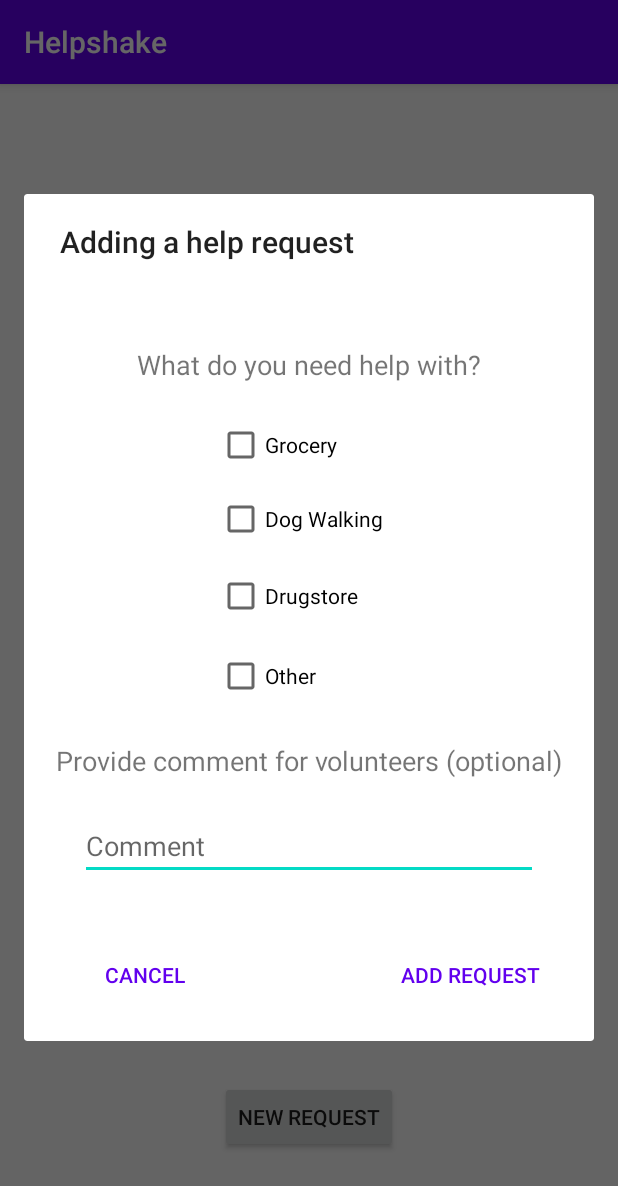
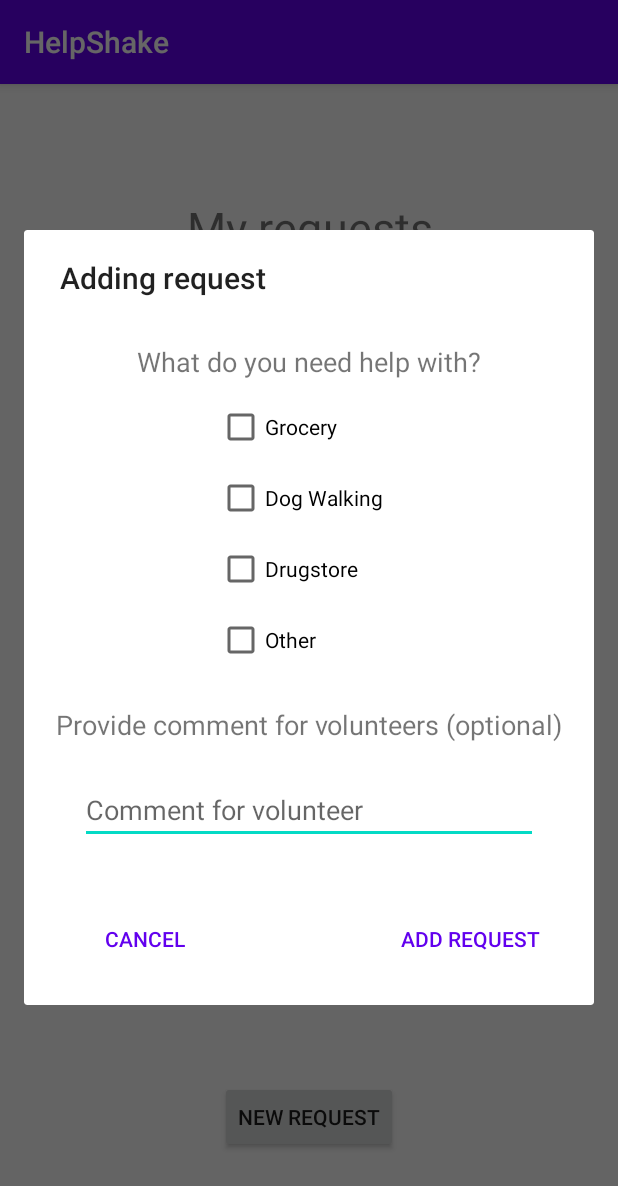
Before and after one commit to lprakapovich/Helpshake, an Android app: the screen it shows after launch (HelpSeekerHomeActivity), after a tap on "NEW REQUEST", on a phone screen of 412 x 824 dp. Shown: the top 1186 px of the screen. Run offline under Robolectric (Android 15) with nearby library versions, the phone set to English and light mode, and no system bars; our stand-ins replace Firebase (no records; nobody signed in at launch, a user with empty details on screens opened directly), data binding.

Commit message:
Code refactoring

```diff
--- a/app/src/main/AndroidManifest.xml
+++ b/app/src/main/AndroidManifest.xml
@@ -9,6 +9,7 @@
         android:roundIcon="@mipmap/ic_launcher_round"
         android:supportsRtl="true"
         android:theme="@style/AppTheme">
+
         <activity android:name=".view.Reviews" />
         <activity android:name=".view.HelpSeekerProfilePage" />
         <activity android:name=".view.VolunteerProfilePage" />
@@ -16,6 +17,7 @@
             android:name=".view.LoginActivity"
             android:label="@string/title_activity_login"
             android:theme="@style/AppTheme.NoActionBar" />
+
         <activity android:name=".view.RegisterActivity">
 
             <!-- <intent-filter> -->
@@ -24,8 +26,8 @@
 
             <!-- <category android:name="android.intent.category.LAUNCHER" /> -->
             <!-- </intent-filter> -->
+
         </activity>
-        <activity android:name=".MainActivity" />
         <activity android:name=".view.HelpSeekerHomeActivity">
             <intent-filter>
                 <action android:name="android.intent.action.MAIN" />
--- a/app/src/main/java/com/application/helpshake/ui/DialogHelpRequest.java
+++ b/app/src/main/java/com/application/helpshake/ui/DialogHelpRequest.java
@@ -49,7 +49,7 @@ public class DialogHelpRequest extends DialogFragment {
 
         setOnCheckBoxSelected();
         builder.setView(mBinding.getRoot())
-                .setTitle("Adding a help request")
+                .setTitle(getString(R.string.adding_request))
                 .setCancelable(false);
 
         mBinding.addRequestBtn.setOnClickListener(new View.OnClickListener() {
@@ -60,8 +60,8 @@ public class DialogHelpRequest extends DialogFragment {
                 } else {
                     DialogBuilder.showMessageDialog(
                             getParentFragmentManager(),
-                            "Not allowed",
-                            "Request must contain at least one category");
+                            getString(R.string.not_allowed),
+                            getString(R.string.empty_category_error));
                 }
             }
         });
--- a/app/src/main/java/com/application/helpshake/view/RegisterActivity.java
+++ b/app/src/main/java/com/application/helpshake/view/RegisterActivity.java
@@ -92,7 +92,7 @@ public class RegisterActivity extends AppCompatActivity
 
     private void selectUserRole() {
         String[] options = new String[] {
-                getString(R.string.helpseeker_role),
+                getString(R.string.help_seeker_role),
                 getString(R.string.volunteer_role)
         };
 
--- a/app/src/main/res/layout/fragment_add_request.xml
+++ b/app/src/main/res/layout/fragment_add_request.xml
@@ -18,7 +18,7 @@
                 android:id="@+id/specifyHelpText"
                 android:layout_width="wrap_content"
                 android:layout_height="wrap_content"
-                android:layout_marginTop="56dp"
+                android:layout_marginTop="30dp"
                 android:text="@string/question_about_help_needed"
                 android:textSize="18sp"
                 app:layout_constraintEnd_toEndOf="parent"
@@ -31,8 +31,8 @@
                 android:layout_height="wrap_content"
                 android:layout_marginStart="53dp"
                 android:layout_marginLeft="53dp"
-                android:layout_marginTop="25dp"
-                android:text="Grocery"
+                android:layout_marginTop="15dp"
+                android:text="@string/category_grocery"
                 app:layout_constraintStart_toStartOf="@+id/specifyHelpText"
                 app:layout_constraintTop_toBottomOf="@+id/specifyHelpText" />
 
@@ -40,8 +40,8 @@
                 android:id="@+id/dogwalking"
                 android:layout_width="wrap_content"
                 android:layout_height="wrap_content"
-                android:layout_marginTop="17dp"
-                android:text="Dog Walking"
+                android:layout_marginTop="15dp"
+                android:text="@string/category_dog_walking"
                 app:layout_constraintStart_toStartOf="@+id/grocery"
                 app:layout_constraintTop_toBottomOf="@+id/grocery" />
 
@@ -49,8 +49,8 @@
                 android:id="@+id/drugstore"
                 android:layout_width="wrap_content"
                 android:layout_height="wrap_content"
-                android:layout_marginTop="19dp"
-                android:text="Drugstore"
+                android:layout_marginTop="15dp"
+                android:text="@string/category_drugstore"
                 app:layout_constraintStart_toStartOf="@+id/dogwalking"
                 app:layout_constraintTop_toBottomOf="@+id/dogwalking" />
 
@@ -58,8 +58,8 @@
                 android:id="@+id/other"
                 android:layout_width="wrap_content"
                 android:layout_height="wrap_content"
-                android:layout_marginTop="21dp"
-                android:text="Other"
+                android:layout_marginTop="15dp"
+                android:text="@string/category_other"
                 app:layout_constraintStart_toStartOf="@+id/drugstore"
                 app:layout_constraintTop_toBottomOf="@+id/drugstore" />
 
@@ -87,7 +87,7 @@
                 android:layout_marginRight="37dp"
                 android:layout_marginLeft="37dp"
                 android:layout_weight="1"
-                android:hint="Comment"
+                android:hint="@string/help_request_comment"
                 android:inputType="textCapSentences|textMultiLine"
                 android:maxLength="2000"
                 android:maxLines="4"
@@ -104,7 +104,7 @@
                 android:layout_marginRight="36dp"
                 android:layout_marginBottom="20dp"
                 android:background="@android:color/transparent"
-                android:text="Add request"
+                android:text="@string/add_request"
                 android:textColor="@color/colorPrimary"
                 app:layout_constraintBottom_toBottomOf="parent"
                 app:layout_constraintEnd_toEndOf="parent" />
@@ -117,7 +117,7 @@
                 android:layout_marginLeft="36dp"
                 android:layout_marginBottom="20dp"
                 android:background="@android:color/transparent"
-                android:text="Cancel"
+                android:text="@string/cancel"
                 android:textColor="@color/colorPrimary"
                 app:layout_constraintBottom_toBottomOf="parent"
                 app:layout_constraintEnd_toStartOf="@+id/addRequestBtn"
--- a/app/src/main/res/values/strings.xml
+++ b/app/src/main/res/values/strings.xml
@@ -1,6 +1,14 @@
 <resources>
-    <string name="app_name">Helpshake</string>
+
+    <!--  Firebase  -->
+    <string name="collectionUsers">users</string>
+    <string name="collectionHelpSeekerRequests">helpSeekerRequests</string>
+
+
+    <string name="app_name">HelpShake</string>
     <string name="title_activity_register">RegisterActivity</string>
+    <string name="title_activity_login">LoginActivity</string>
+
     <string name="prompt_email">Email</string>
     <string name="prompt_password">Password</string>
     <string name="action_sign_in">Sign in or register</string>
@@ -9,26 +17,27 @@
     <string name="invalid_username">Not a valid username</string>
     <string name="invalid_password">Password must be >5 characters</string>
     <string name="login_failed">"Login failed"</string>
-    <string name="title_activity_login">LoginActivity</string>
 
+    <!--  Authentication & Authorization  -->
     <string name="tag">Tag</string>
     <string name="error"> Error </string>
     <string name="email_verification">Email verification </string>
-    <string name="email_verification_sent">
-        We\'ve sent a link to your email.
-        After verification, sign in to a newly created account. </string>
-    <string name="email_verification_pending">
-        Your email wasn\'t verified yet.
-        Do it to get access to the account. </string>
+    <string name="email_verification_sent"> We\'ve sent a link to your email. After verification, sign in to a newly created account. </string>
+    <string name="email_verification_pending"> Your email wasn\'t verified yet.Do it to get access to the account. </string>
     <string name="select_role_title">What\'s your situation?</string>
-    <string name="helpseeker_role">I am on a quarantine and need help</string>
+    <string name="help_seeker_role">I am on a quarantine and need help</string>
     <string name="volunteer_role">I want to volunteer</string>
-    <string name="ok">OK</string>
-    <string name="exit">Exit</string>
     <string name="email_in_use">Such email is already in use!</string>
     <string name="error_message">Something went wrong. Try again later.</string>
 
-    //image content description
+    <!--  General  -->
+    <string name="ok">OK</string>
+    <string name="exit">Exit</string>
+    <string name="cancel">Cancel</string>
+    <string name="reject">Reject</string>
+    <string name="accept">Accept</string>
+    <string name="not_allowed">Not allowed</string>
+
     <string name="help_seeker_photo">helpSeekerPhoto</string>
     <string name="volunteer_photo">volunteerPhoto</string>
     <string name="shop_image">shopImage</string>
@@ -36,11 +45,9 @@
     <string name="medicines_image">medicinesImage</string>
     <string name="map_point_image">mapPointImage</string>
 
-    //strings for views
     <string name="distance">Distance</string>
     <string name="name_and_surname">Name and Surname</string>
     <string name="accepted_requests">Accepted requests:</string>
-    <string name="adding_request">Adding request</string>
     <string name="question_about_help_needed">What do you need help with?</string>
     <string name="provide_comment">Provide comment for volunteers (optional)</string>
     <string name="comment">COMMENT</string>
@@ -53,10 +60,23 @@
     <string name="more_information">More information</string>
     <string name="offered_help">Offered help:</string>
     <string name="click_profile_information">Click on th e photo to view the profile</string>
-    <string name="reject">Reject</string>
-    <string name="accept">Accept</string>
     <string name="needs">Needs:</string>
     <string name="comments_from_help_seeker">Comments from help seeker:</string>
     <string name="offer_help">offer help</string>
 
+
+    <!--  Help Request  -->
+    <string name="category_other">Other</string>
+    <string name="category_grocery">Grocery</string>
+    <string name="category_drugstore">Drugstore</string>
+    <string name="category_dog_walking">Dog Walking</string>
+
+    <string name="add_request">Add request</string>
+    <string name="adding_request">Adding request</string>
+    <string name="help_request_add">Adding a help request</string>
+    <string name="help_request_comment">Comment for volunteer</string>
+
+    <string name="request_published">Request is published</string>
+    <string name="request_published_msg">Thank you! Our volunteers will reach out to you.</string>
+    <string name="empty_category_error">Request must contain at least one category</string>
 </resources>
```
Also changed, not shown: app/src/main/java/com/application/helpshake/MainActivity.java (deleted, +0 -14 lines), app/src/main/java/com/application/helpshake/view/HelpSeekerHomeActivity.java (+6 -4 lines), app/src/main/res/layout/activity_main.xml (deleted, +0 -18 lines).
